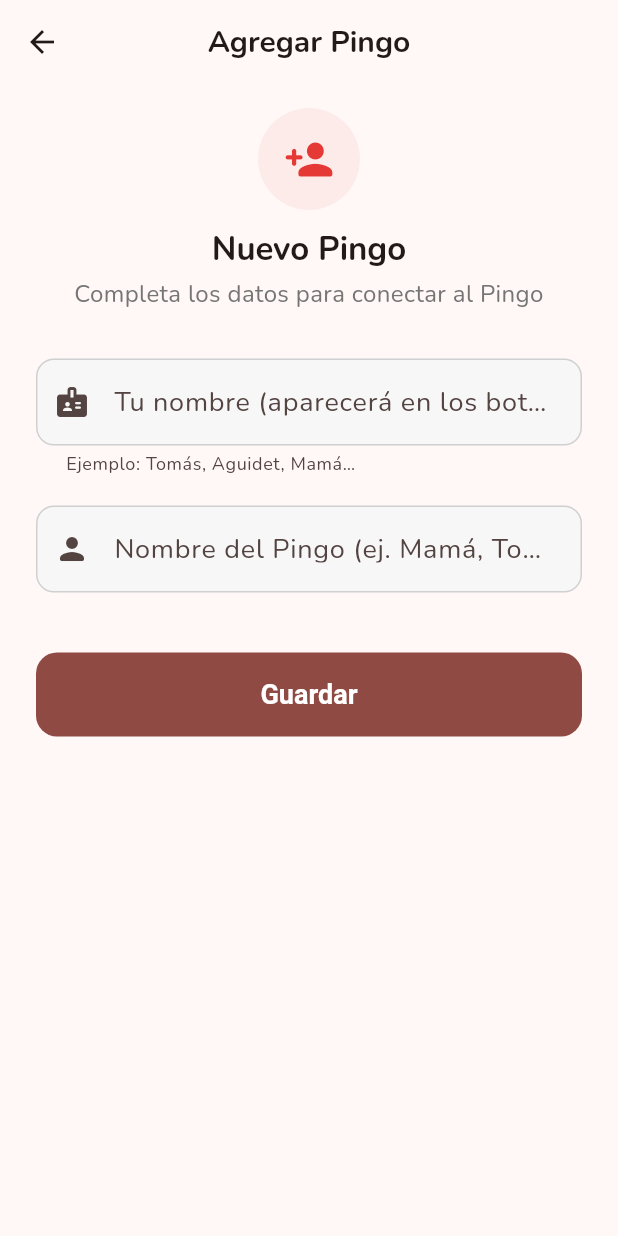
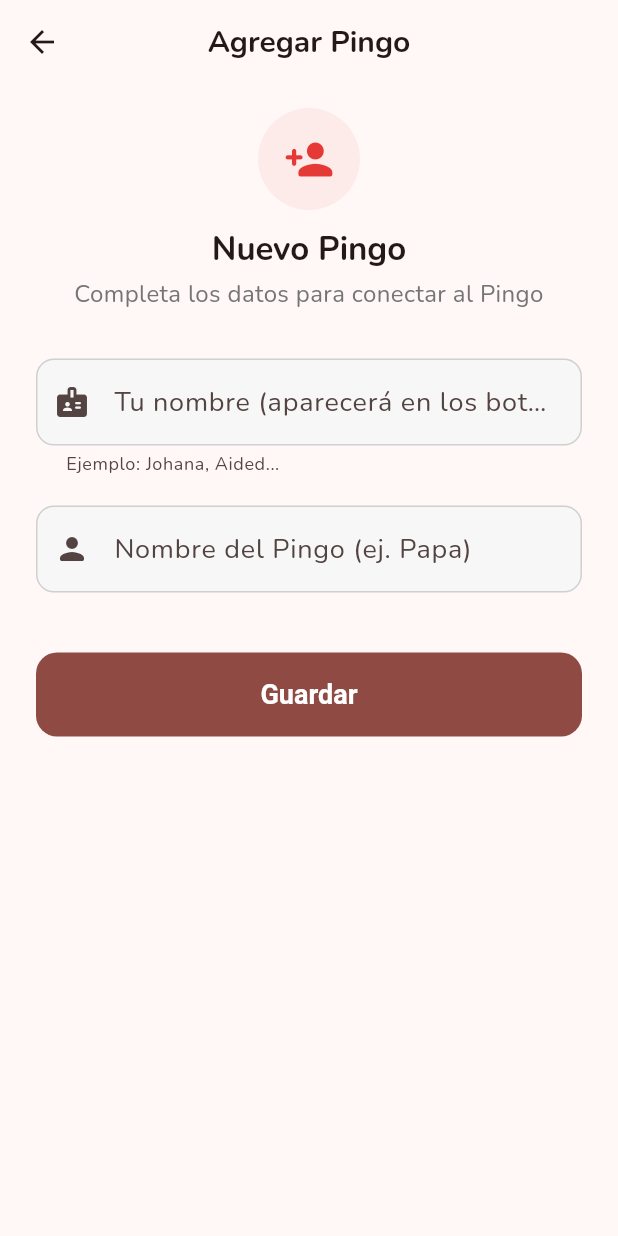
Before and after one commit to Black-Vikings/geoping, a Flutter app: the FamiliarConfigFormScreen screen opened directly, on a phone screen of 412 x 824 dp. Run offline on Flutter 3.47's test engine with Material 3 defaults, Android fonts, the phone set to English and light mode, and no system bars; our stand-ins replace cloud_firestore, firebase_auth, firebase_core, flutter_map, flutter_riverpod, freezed_annotation and 7 more; missing offline and left inert: mobile_scanner; accounts and stored records are empty; generated files the repository leaves out were written again.

Commit message:
chore: update domain models and add missing UI strings

```diff
--- a/lib/core/models/config.dart
+++ b/lib/core/models/config.dart
@@ -4,13 +4,12 @@ part 'config.freezed.dart';
 part 'config.g.dart';
 
 @freezed
-class Config with _$Config {
+abstract class Config with _$Config {
   const factory Config({
     required String id,
     required String elderName,
     // The familiar's own display name — shown on the Pingo's button
     required String familiarName,
-    required List<Contact> contacts,
     required String ownerUid,
     required String writeToken,
     @Default([]) List<String> fcmTokens,
@@ -19,14 +18,3 @@ class Config with _$Config {
 
   factory Config.fromJson(Map<String, dynamic> json) => _$ConfigFromJson(json);
 }
-
-@freezed
-class Contact with _$Contact {
-  const factory Contact({
-    required String name,
-    required String phone,
-  }) = _Contact;
-
-  factory Contact.fromJson(Map<String, dynamic> json) =>
-      _$ContactFromJson(json);
-}
--- a/lib/core/models/location_point.dart
+++ b/lib/core/models/location_point.dart
@@ -4,7 +4,7 @@ part 'location_point.freezed.dart';
 part 'location_point.g.dart';
 
 @freezed
-class LocationPoint with _$LocationPoint {
+abstract class LocationPoint with _$LocationPoint {
   const factory LocationPoint({
     required double lat,
     required double lng,
--- a/lib/core/models/pingo_pairing.dart
+++ b/lib/core/models/pingo_pairing.dart
@@ -4,7 +4,7 @@ part 'pingo_pairing.freezed.dart';
 part 'pingo_pairing.g.dart';
 
 @freezed
-class PingoPairing with _$PingoPairing {
+abstract class PingoPairing with _$PingoPairing {
   const factory PingoPairing({
     required String configId,
     required String writeToken,
@@ -16,7 +16,7 @@ class PingoPairing with _$PingoPairing {
 }
 
 @freezed
-class QrPayload with _$QrPayload {
+abstract class QrPayload with _$QrPayload {
   const factory QrPayload({
     required int v,
     required String configId,
--- a/lib/core/models/session.dart
+++ b/lib/core/models/session.dart
@@ -4,7 +4,7 @@ part 'session.freezed.dart';
 part 'session.g.dart';
 
 @freezed
-class Session with _$Session {
+abstract class Session with _$Session {
   const factory Session({
     required bool active,
     required double lat,
--- a/lib/core/strings.dart
+++ b/lib/core/strings.dart
@@ -28,9 +28,9 @@ abstract final class S {
   static const verMapa = 'Ver mapa';
   static const sesionActivaHace = 'Sesión activa';
   static const generarQr = 'Mostrar código QR';
-  static const nombrePingoHint = 'Nombre del Pingo (ej. Mamá, Tomás…)';
+  static const nombrePingoHint = 'Nombre del Pingo (ej. Papa)';
   static const tuNombreHint = 'Tu nombre (aparecerá en los botones del Pingo)';
-  static const tuNombreHelper = 'Ejemplo: Tomás, Aguidet, Mamá…';
+  static const tuNombreHelper = 'Ejemplo: Johana, Aided...';
   static const contactosHelper =
       'Lista de personas que recibirán la ubicación (opcional)';
   static const nombreContacto = 'Nombre';
```
